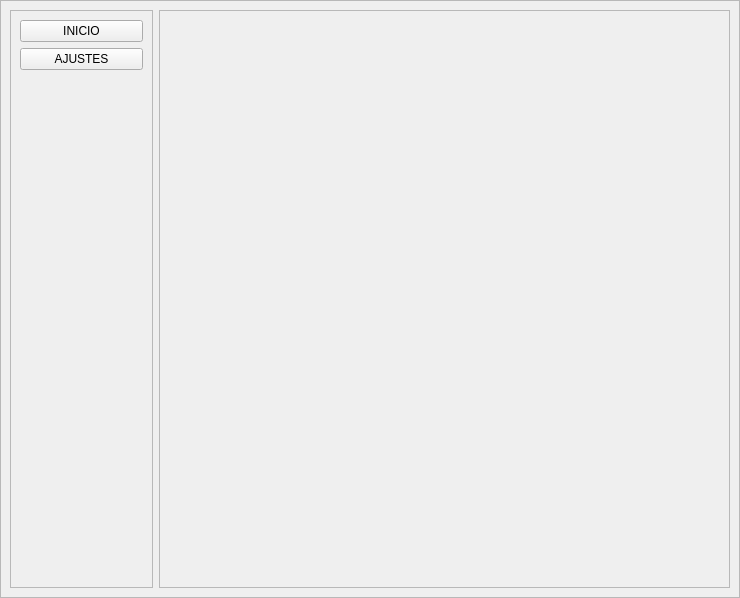
First picture: the form in diseño_prueba.ui, repository enocsolano/prueba_git_qtdesigner, before the edit.
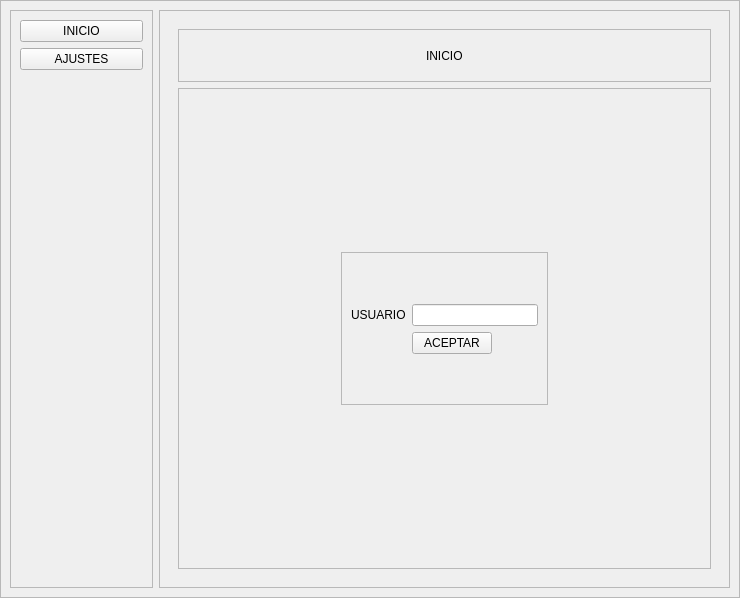
Second picture: the form after the edit.

Commit message: "Prueba del diseño inicio"

```diff
--- a/diseño_prueba.ui
+++ b/diseño_prueba.ui
@@ -88,7 +88,216 @@
         <layout class="QHBoxLayout" name="horizontalLayout_3">
          <item>
           <widget class="QStackedWidget" name="stackedWidget">
-           <widget class="QWidget" name="page_inicio"/>
+           <property name="currentIndex">
+            <number>0</number>
+           </property>
+           <widget class="QWidget" name="page_inicio">
+            <layout class="QVBoxLayout" name="verticalLayout_3" stretch="1,9">
+             <item>
+              <widget class="QFrame" name="frame_inicio_head">
+               <property name="frameShape">
+                <enum>QFrame::StyledPanel</enum>
+               </property>
+               <property name="frameShadow">
+                <enum>QFrame::Raised</enum>
+               </property>
+               <layout class="QHBoxLayout" name="horizontalLayout_5">
+                <item>
+                 <spacer name="horizontalSpacer_11">
+                  <property name="orientation">
+                   <enum>Qt::Horizontal</enum>
+                  </property>
+                  <property name="sizeHint" stdset="0">
+                   <size>
+                    <width>210</width>
+                    <height>20</height>
+                   </size>
+                  </property>
+                 </spacer>
+                </item>
+                <item>
+                 <widget class="QLabel" name="label_3">
+                  <property name="text">
+                   <string>INICIO</string>
+                  </property>
+                 </widget>
+                </item>
+                <item>
+                 <spacer name="horizontalSpacer_12">
+                  <property name="orientation">
+                   <enum>Qt::Horizontal</enum>
+                  </property>
+                  <property name="sizeHint" stdset="0">
+                   <size>
+                    <width>209</width>
+                    <height>20</height>
+                   </size>
+                  </property>
+                 </spacer>
+                </item>
+               </layout>
+              </widget>
+             </item>
+             <item>
+              <widget class="QFrame" name="frame_inicio_cuerpo">
+               <property name="frameShape">
+                <enum>QFrame::StyledPanel</enum>
+               </property>
+               <property name="frameShadow">
+                <enum>QFrame::Raised</enum>
+               </property>
+               <layout class="QGridLayout" name="gridLayout_4">
+                <item row="0" column="1">
+                 <spacer name="verticalSpacer_11">
+                  <property name="orientation">
+                   <enum>Qt::Vertical</enum>
+                  </property>
+                  <property name="sizeHint" stdset="0">
+                   <size>
+                    <width>20</width>
+                    <height>101</height>
+                   </size>
+                  </property>
+                 </spacer>
+                </item>
+                <item row="1" column="0">
+                 <spacer name="horizontalSpacer_9">
+                  <property name="orientation">
+                   <enum>Qt::Horizontal</enum>
+                  </property>
+                  <property name="sizeHint" stdset="0">
+                   <size>
+                    <width>100</width>
+                    <height>20</height>
+                   </size>
+                  </property>
+                 </spacer>
+                </item>
+                <item row="1" column="1">
+                 <widget class="QFrame" name="frame_2">
+                  <property name="frameShape">
+                   <enum>QFrame::StyledPanel</enum>
+                  </property>
+                  <property name="frameShadow">
+                   <enum>QFrame::Raised</enum>
+                  </property>
+                  <layout class="QGridLayout" name="gridLayout_3">
+                   <item row="0" column="0">
+                    <spacer name="verticalSpacer_8">
+                     <property name="orientation">
+                      <enum>Qt::Vertical</enum>
+                     </property>
+                     <property name="sizeHint" stdset="0">
+                      <size>
+                       <width>20</width>
+                       <height>40</height>
+                      </size>
+                     </property>
+                    </spacer>
+                   </item>
+                   <item row="0" column="1">
+                    <spacer name="verticalSpacer_9">
+                     <property name="orientation">
+                      <enum>Qt::Vertical</enum>
+                     </property>
+                     <property name="sizeHint" stdset="0">
+                      <size>
+                       <width>20</width>
+                       <height>40</height>
+                      </size>
+                     </property>
+                    </spacer>
+                   </item>
+                   <item row="1" column="0">
+                    <widget class="QLabel" name="label_4">
+                     <property name="text">
+                      <string>USUARIO</string>
+                     </property>
+                    </widget>
+                   </item>
+                   <item row="1" column="1" colspan="2">
+                    <widget class="QLineEdit" name="lineEdit"/>
+                   </item>
+                   <item row="2" column="0">
+                    <spacer name="horizontalSpacer_7">
+                     <property name="orientation">
+                      <enum>Qt::Horizontal</enum>
+                     </property>
+                     <property name="sizeHint" stdset="0">
+                      <size>
+                       <width>55</width>
+                       <height>20</height>
+                      </size>
+                     </property>
+                    </spacer>
+                   </item>
+                   <item row="2" column="1">
+                    <widget class="QPushButton" name="pushButton">
+                     <property name="text">
+                      <string>ACEPTAR</string>
+                     </property>
+                    </widget>
+                   </item>
+                   <item row="2" column="2">
+                    <spacer name="horizontalSpacer_8">
+                     <property name="orientation">
+                      <enum>Qt::Horizontal</enum>
+                     </property>
+                     <property name="sizeHint" stdset="0">
+                      <size>
+                       <width>40</width>
+                       <height>20</height>
+                      </size>
+                     </property>
+                    </spacer>
+                   </item>
+                   <item row="3" column="1">
+                    <spacer name="verticalSpacer_7">
+                     <property name="orientation">
+                      <enum>Qt::Vertical</enum>
+                     </property>
+                     <property name="sizeHint" stdset="0">
+                      <size>
+                       <width>20</width>
+                       <height>40</height>
+                      </size>
+                     </property>
+                    </spacer>
+                   </item>
+                  </layout>
+                 </widget>
+                </item>
+                <item row="1" column="2">
+                 <spacer name="horizontalSpacer_10">
+                  <property name="orientation">
+                   <enum>Qt::Horizontal</enum>
+                  </property>
+                  <property name="sizeHint" stdset="0">
+                   <size>
+                    <width>100</width>
+                    <height>20</height>
+                   </size>
+                  </property>
+                 </spacer>
+                </item>
+                <item row="2" column="1">
+                 <spacer name="verticalSpacer_10">
+                  <property name="orientation">
+                   <enum>Qt::Vertical</enum>
+                  </property>
+                  <property name="sizeHint" stdset="0">
+                   <size>
+                    <width>20</width>
+                    <height>100</height>
+                   </size>
+                  </property>
+                 </spacer>
+                </item>
+               </layout>
+              </widget>
+             </item>
+            </layout>
+           </widget>
            <widget class="QWidget" name="page_ajustes">
             <layout class="QVBoxLayout" name="verticalLayout_2" stretch="1,9">
              <item>
```
